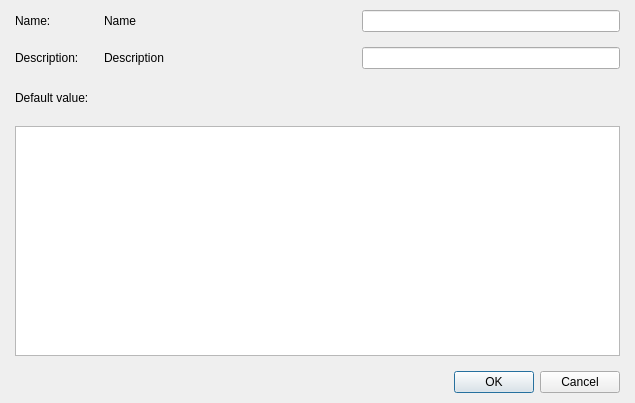
Qt form Editor/Dialogs/Systems/dialogsystempluginparameter.ui (RPG-Paper-Maker/RPG-Paper-Maker) before a commit.
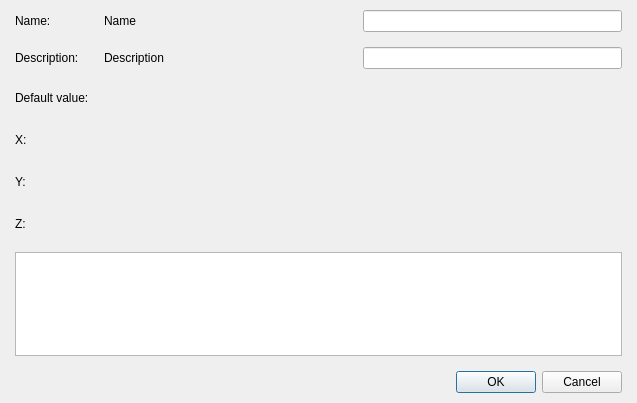
The same form after that commit. Custom widgets are drawn as their Qt base class.

Commit message: Plugin manager: new custom structures (vector2, vector3, pictures, songs)

The edit to the form file:
```diff
--- a/Editor/Dialogs/Systems/dialogsystempluginparameter.ui
+++ b/Editor/Dialogs/Systems/dialogsystempluginparameter.ui
@@ -6,14 +6,14 @@
    <rect>
     <x>0</x>
     <y>0</y>
-    <width>635</width>
+    <width>637</width>
     <height>403</height>
    </rect>
   </property>
   <property name="windowTitle">
    <string>Dialog</string>
   </property>
-  <layout class="QGridLayout" name="gridLayout_2">
+  <layout class="QGridLayout" name="gridLayout_3">
    <property name="leftMargin">
     <number>15</number>
    </property>
@@ -27,10 +27,12 @@
     <number>10</number>
    </property>
    <item row="0" column="0">
-    <layout class="QVBoxLayout" name="verticalLayout" stretch="1,0">
+    <layout class="QVBoxLayout" name="verticalLayout_2" stretch="1,0">
      <property name="spacing">
       <number>15</number>
      </property>
+     <item>
+      <layout class="QVBoxLayout" name="verticalLayout" stretch="0,0,1">
      <item>
       <layout class="QGridLayout" name="gridLayout">
        <item row="0" column="0">
@@ -40,6 +42,23 @@
          </property>
         </widget>
        </item>
+         <item row="0" column="1">
+          <layout class="QHBoxLayout" name="horizontalLayout" stretch="1,1">
+           <property name="spacing">
+            <number>0</number>
+           </property>
+           <item>
+            <widget class="QLabel" name="labelNameValue">
+             <property name="text">
+              <string>Name</string>
+             </property>
+            </widget>
+           </item>
+           <item>
+            <widget class="QLineEdit" name="lineEditName"/>
+           </item>
+          </layout>
+         </item>
        <item row="1" column="0">
         <widget class="QLabel" name="labelDescription">
          <property name="text">
@@ -47,13 +66,6 @@
          </property>
         </widget>
        </item>
-       <item row="2" column="0">
-        <widget class="QLabel" name="labelDefaultValue">
-         <property name="text">
-          <string>Default value:</string>
-         </property>
-        </widget>
-       </item>
        <item row="1" column="1">
         <layout class="QHBoxLayout" name="horizontalLayout_2" stretch="1,1">
          <property name="spacing">
@@ -74,6 +86,13 @@
          </item>
         </layout>
        </item>
+         <item row="2" column="0">
+          <widget class="QLabel" name="labelDefaultValue">
+           <property name="text">
+            <string>Default value:</string>
+           </property>
+          </widget>
+         </item>
        <item row="2" column="1">
         <widget class="PanelPrimitiveValue" name="panelPrimitiveDefaultValue" native="true">
          <property name="minimumSize">
@@ -90,24 +109,133 @@
          </property>
         </widget>
        </item>
+        </layout>
+       </item>
+       <item>
+        <layout class="QGridLayout" name="gridLayoutVectors">
+         <item row="0" column="0">
+          <widget class="QLabel" name="labelX">
+           <property name="text">
+            <string>X:</string>
+           </property>
+          </widget>
+         </item>
        <item row="0" column="1">
-        <layout class="QHBoxLayout" name="horizontalLayout" stretch="1,1">
-         <property name="spacing">
-          <number>0</number>
-         </property>
+          <layout class="QHBoxLayout" name="horizontalLayout_3" stretch="0,1">
+           <item>
+            <widget class="PanelPrimitiveValue" name="panelPrimitiveValueX" native="true">
+             <property name="minimumSize">
+              <size>
+               <width>250</width>
+               <height>27</height>
+              </size>
+             </property>
+             <property name="maximumSize">
+              <size>
+               <width>250</width>
+               <height>27</height>
+              </size>
+             </property>
+            </widget>
+           </item>
          <item>
-          <widget class="QLabel" name="labelNameValue">
+            <spacer name="horizontalSpacer">
+             <property name="orientation">
+              <enum>Qt::Horizontal</enum>
+             </property>
+             <property name="sizeHint" stdset="0">
+              <size>
+               <width>40</width>
+               <height>20</height>
+              </size>
+             </property>
+            </spacer>
+           </item>
+          </layout>
+         </item>
+         <item row="1" column="0">
+          <widget class="QLabel" name="labelY">
            <property name="text">
-            <string>Name</string>
+            <string>Y:</string>
            </property>
           </widget>
          </item>
+         <item row="1" column="1">
+          <layout class="QHBoxLayout" name="horizontalLayout_4" stretch="0,1">
          <item>
-          <widget class="QLineEdit" name="lineEditName"/>
-         </item>
-        </layout>
-       </item>
-       <item row="3" column="0" colspan="2">
+            <widget class="PanelPrimitiveValue" name="panelPrimitiveValueY" native="true">
+             <property name="minimumSize">
+              <size>
+               <width>250</width>
+               <height>27</height>
+              </size>
+             </property>
+             <property name="maximumSize">
+              <size>
+               <width>250</width>
+               <height>27</height>
+              </size>
+             </property>
+            </widget>
+           </item>
+           <item>
+            <spacer name="horizontalSpacer_2">
+             <property name="orientation">
+              <enum>Qt::Horizontal</enum>
+             </property>
+             <property name="sizeHint" stdset="0">
+              <size>
+               <width>40</width>
+               <height>20</height>
+              </size>
+             </property>
+            </spacer>
+           </item>
+          </layout>
+         </item>
+         <item row="2" column="0">
+          <widget class="QLabel" name="labelZ">
+           <property name="text">
+            <string>Z:</string>
+           </property>
+          </widget>
+         </item>
+         <item row="2" column="1">
+          <layout class="QHBoxLayout" name="horizontalLayout_5" stretch="0,1">
+           <item>
+            <widget class="PanelPrimitiveValue" name="panelPrimitiveValueZ" native="true">
+             <property name="minimumSize">
+              <size>
+               <width>250</width>
+               <height>27</height>
+              </size>
+             </property>
+             <property name="maximumSize">
+              <size>
+               <width>250</width>
+               <height>27</height>
+              </size>
+             </property>
+            </widget>
+           </item>
+           <item>
+            <spacer name="horizontalSpacer_3">
+             <property name="orientation">
+              <enum>Qt::Horizontal</enum>
+             </property>
+             <property name="sizeHint" stdset="0">
+              <size>
+               <width>40</width>
+               <height>20</height>
+              </size>
+             </property>
+            </spacer>
+           </item>
+          </layout>
+         </item>
+        </layout>
+       </item>
+       <item>
         <widget class="WidgetTreeStructure" name="treeView">
          <attribute name="headerVisible">
           <bool>false</bool>
```
Lines whose indentation alone changed are shown as unchanged. The commit also changes 12 other files.
